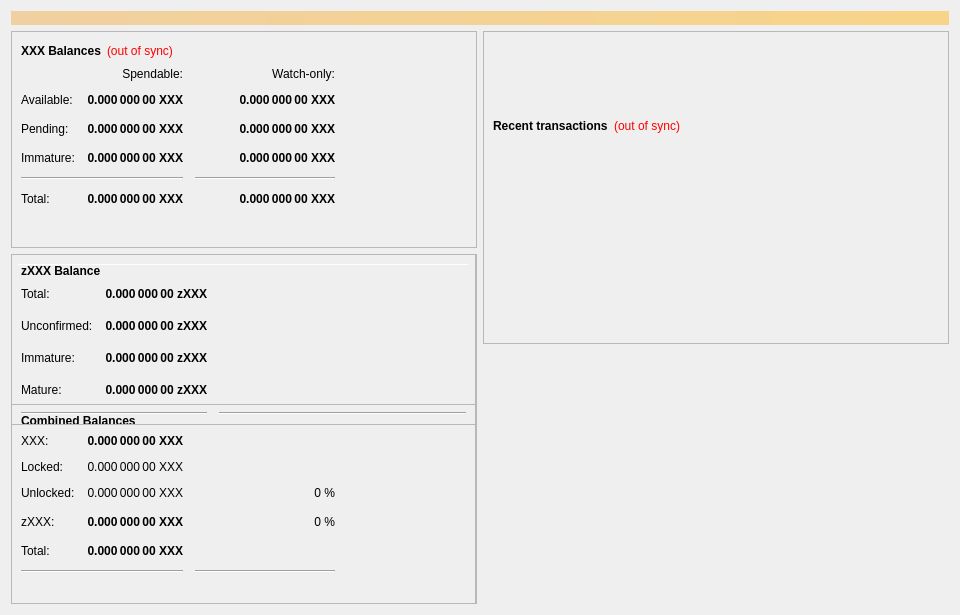
Before: the Qt Designer form src/qt/forms/overviewpage.ui in telostia/old-unused-MYMN, drawn with Qt 5.
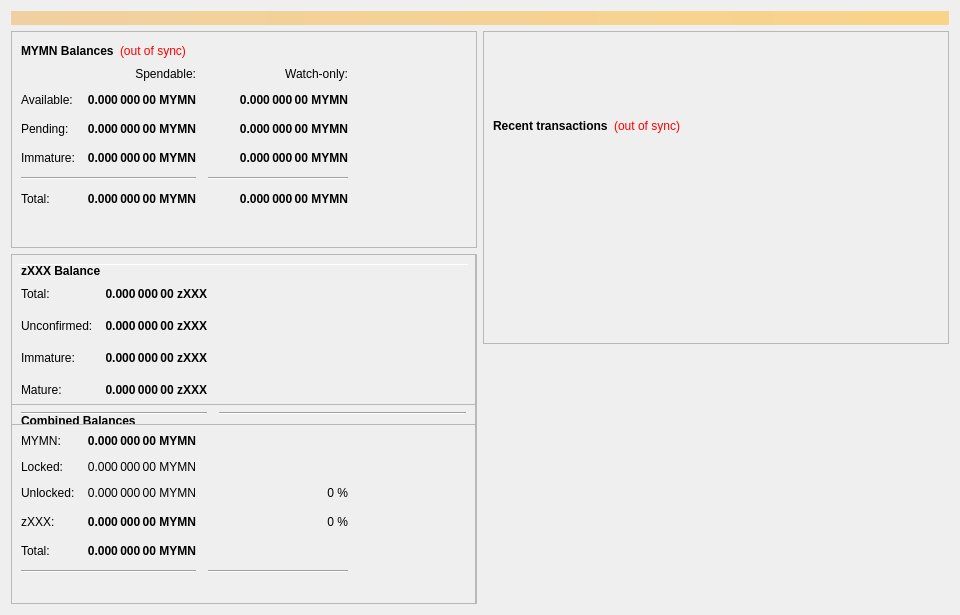
After: the same form once the commit is applied.

The edit to the form file:
```diff
--- a/src/qt/forms/overviewpage.ui
+++ b/src/qt/forms/overviewpage.ui
@@ -60,7 +60,7 @@
                </font>
               </property>
               <property name="text">
-               <string>XXX Balances</string>
+               <string>MYMN Balances</string>
               </property>
              </widget>
             </item>
@@ -118,7 +118,7 @@
                <string>Unconfirmed transactions to watch-only addresses</string>
               </property>
               <property name="text">
-               <string notr="true">0.000 000 00 XXX</string>
+               <string notr="true">0.000 000 00 MYMN</string>
               </property>
               <property name="alignment">
                <set>Qt::AlignRight|Qt::AlignTrailing|Qt::AlignVCenter</set>
@@ -143,7 +143,7 @@
                <string>Total of transactions that have yet to be confirmed, and do not yet count toward the spendable balance</string>
               </property>
               <property name="text">
-               <string notr="true">0.000 000 00 XXX</string>
+               <string notr="true">0.000 000 00 MYMN</string>
               </property>
               <property name="alignment">
                <set>Qt::AlignRight|Qt::AlignTrailing|Qt::AlignVCenter</set>
@@ -168,7 +168,7 @@
                <string>Staked or masternode rewards in watch-only addresses that has not yet matured</string>
               </property>
               <property name="text">
-               <string notr="true">0.000 000 00 XXX</string>
+               <string notr="true">0.000 000 00 MYMN</string>
               </property>
               <property name="alignment">
                <set>Qt::AlignRight|Qt::AlignTrailing|Qt::AlignVCenter</set>
@@ -226,7 +226,7 @@
                <string>Staked or masternode rewards that has not yet matured</string>
               </property>
               <property name="text">
-               <string notr="true">0.000 000 00 XXX</string>
+               <string notr="true">0.000 000 00 MYMN</string>
               </property>
               <property name="alignment">
                <set>Qt::AlignRight|Qt::AlignTrailing|Qt::AlignVCenter</set>
@@ -271,7 +271,7 @@
                <string>Your current total balance</string>
               </property>
               <property name="text">
-               <string notr="true">0.000 000 00 XXX</string>
+               <string notr="true">0.000 000 00 MYMN</string>
               </property>
               <property name="alignment">
                <set>Qt::AlignRight|Qt::AlignTrailing|Qt::AlignVCenter</set>
@@ -296,7 +296,7 @@
                <string>Current total balance in watch-only addresses</string>
               </property>
               <property name="text">
-               <string notr="true">0.000 000 00 XXX</string>
+               <string notr="true">0.000 000 00 MYMN</string>
               </property>
               <property name="alignment">
                <set>Qt::AlignRight|Qt::AlignTrailing|Qt::AlignVCenter</set>
@@ -338,7 +338,7 @@
                <string>Your current spendable balance</string>
               </property>
               <property name="text">
-               <string notr="true">0.000 000 00 XXX</string>
+               <string notr="true">0.000 000 00 MYMN</string>
               </property>
               <property name="alignment">
                <set>Qt::AlignRight|Qt::AlignTrailing|Qt::AlignVCenter</set>
@@ -363,7 +363,7 @@
                <string>Your current balance in watch-only addresses</string>
               </property>
               <property name="text">
-               <string notr="true">0.000 000 00 XXX</string>
+               <string notr="true">0.000 000 00 MYMN</string>
               </property>
               <property name="alignment">
                <set>Qt::AlignRight|Qt::AlignTrailing|Qt::AlignVCenter</set>
@@ -963,7 +963,7 @@
                 <string>Total of transactions that have yet to be confirmed, and do not yet count toward the spendable balance</string>
                </property>
                <property name="text">
-                <string notr="true">0.000 000 00 XXX</string>
+                <string notr="true">0.000 000 00 MYMN</string>
                </property>
                <property name="alignment">
                 <set>Qt::AlignRight|Qt::AlignTrailing|Qt::AlignVCenter</set>
@@ -988,7 +988,7 @@
                 <string>Total Balance, including unconfirmed and immature coins.</string>
                </property>
                <property name="text">
-                <string notr="true">0.000 000 00 XXX</string>
+                <string notr="true">0.000 000 00 MYMN</string>
                </property>
                <property name="alignment">
                 <set>Qt::AlignRight|Qt::AlignTrailing|Qt::AlignVCenter</set>
@@ -1021,7 +1021,7 @@
              <item row="1" column="0">
               <widget class="QLabel" name="labelBalanceTextz">
                <property name="text">
-                <string>XXX:</string>
+                <string>MYMN:</string>
                </property>
               </widget>
              </item>
@@ -1040,7 +1040,7 @@
                 <string>Your current spendable balance</string>
                </property>
                <property name="text">
-                <string notr="true">0.000 000 00 XXX</string>
+                <string notr="true">0.000 000 00 MYMN</string>
                </property>
                <property name="alignment">
                 <set>Qt::AlignRight|Qt::AlignTrailing|Qt::AlignVCenter</set>
@@ -1090,7 +1090,7 @@
                 <string>Locked XXX or Masternode collaterals. These are excluded from zXXX minting.</string>
                </property>
                <property name="text">
-                <string>0.000 000 00 XXX</string>
+                <string>0.000 000 00 MYMN</string>
                </property>
                <property name="alignment">
                 <set>Qt::AlignRight|Qt::AlignTrailing|Qt::AlignVCenter</set>
@@ -1123,7 +1123,7 @@
                 <string>Unlocked XXXs. These can be used for zXXX minting.</string>
                </property>
                <property name="text">
-                <string>0.000 000 00 XXX</string>
+                <string>0.000 000 00 MYMN</string>
                </property>
                <property name="alignment">
                 <set>Qt::AlignRight|Qt::AlignTrailing|Qt::AlignVCenter</set>
```
Left out of the diff: 4 changed lines with no effect on the pictures.
